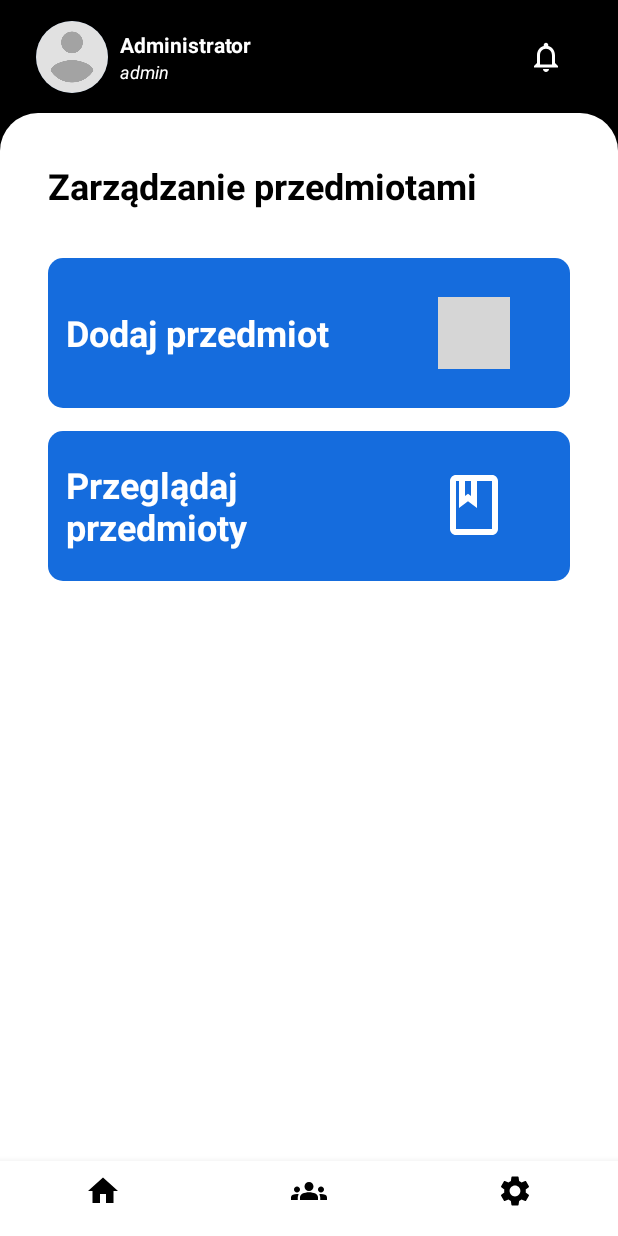
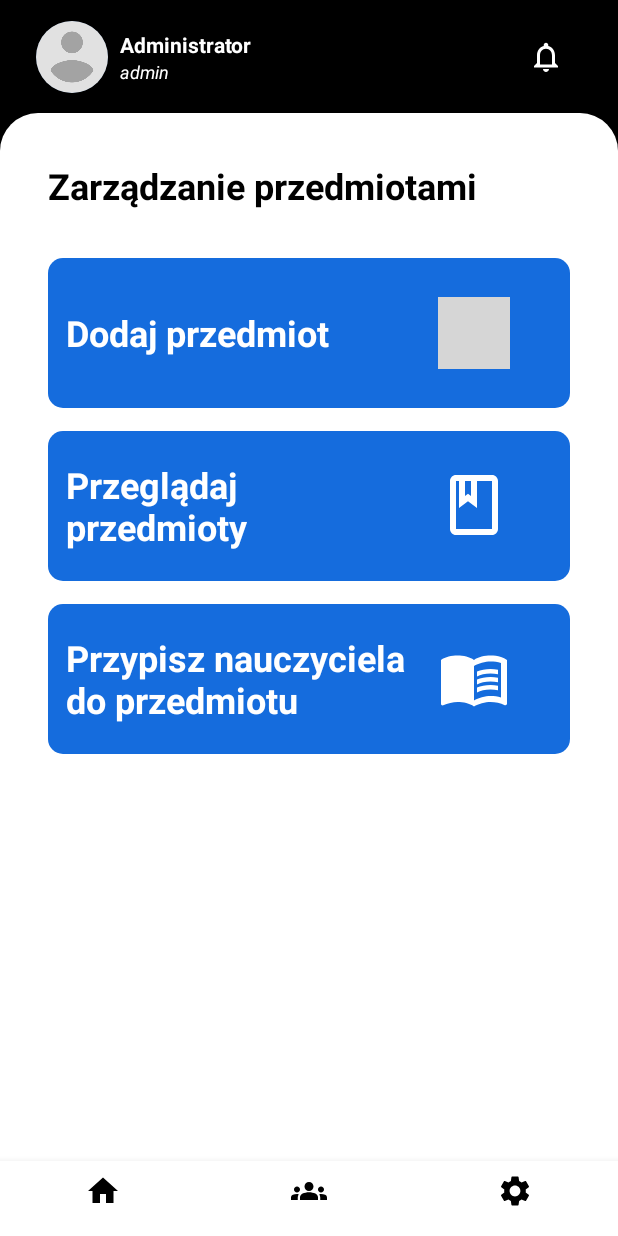
Before and after one commit to jakubbonczyk/MemoriesppAndroid, an Android app: the fragment AdminClassesFragment placed in its activity, on a phone screen of 412 x 824 dp. Run offline under Robolectric (Android 15) with nearby library versions, the light colour scheme and no system bars; grey boxes are pictures that could not be loaded.

Commit message:
Delivered new functionality which is ability to define new groups and new solution for assigning teacher to class

```diff
--- a/android/app/src/main/java/com/example/memoriespp/AdminClassesFragment.java
+++ b/android/app/src/main/java/com/example/memoriespp/AdminClassesFragment.java
@@ -33,6 +33,15 @@ public class AdminClassesFragment extends Fragment {
                     .commit();
         });
 
+        ImageButton assignTeacherToClassButton = rootView.findViewById(R.id.assignTeacherToClassButton);
+        assignTeacherToClassButton.setOnClickListener(view -> {
+            AssignTeacherToClassFragment assignTeacherToClassFragment = new AssignTeacherToClassFragment();
+            getActivity().getSupportFragmentManager().beginTransaction()
+                    .replace(R.id.container, assignTeacherToClassFragment)
+                    .addToBackStack(null)
+                    .commit();
+        });
+
         return rootView;
     }
 
--- a/android/app/src/main/java/network/GroupApi.java
+++ b/android/app/src/main/java/network/GroupApi.java
@@ -7,6 +7,7 @@ import retrofit2.Call;
 import retrofit2.http.Body;
 import retrofit2.http.GET;
 import retrofit2.http.POST;
+import retrofit2.http.Path;
 
 public interface GroupApi {
     @POST("/api/groups")
@@ -14,4 +15,7 @@ public interface GroupApi {
 
     @GET("/api/groups")
     Call<List<GroupResponse>> getAllGroups();
+
+    @GET("/api/groups/{id}/teachers")
+    Call<List<UserResponse>> getTeachersByGroup(@Path("id") int groupId);
 }
--- /dev/null
+++ b/android/app/src/main/res/drawable/baseline_menu_book_24.xml
@@ -0,0 +1,11 @@
+<vector xmlns:android="http://schemas.android.com/apk/res/android" android:autoMirrored="true" android:height="24dp" android:tint="#FFFFFF" android:viewportHeight="24" android:viewportWidth="24" android:width="24dp">
+
+    <path android:fillColor="@android:color/white" android:pathData="M21,5c-1.11,-0.35 -2.33,-0.5 -3.5,-0.5c-1.95,0 -4.05,0.4 -5.5,1.5c-1.45,-1.1 -3.55,-1.5 -5.5,-1.5S2.45,4.9 1,6v14.65c0,0.25 0.25,0.5 0.5,0.5c0.1,0 0.15,-0.05 0.25,-0.05C3.1,20.45 5.05,20 6.5,20c1.95,0 4.05,0.4 5.5,1.5c1.35,-0.85 3.8,-1.5 5.5,-1.5c1.65,0 3.35,0.3 4.75,1.05c0.1,0.05 0.15,0.05 0.25,0.05c0.25,0 0.5,-0.25 0.5,-0.5V6C22.4,5.55 21.75,5.25 21,5zM21,18.5c-1.1,-0.35 -2.3,-0.5 -3.5,-0.5c-1.7,0 -4.15,0.65 -5.5,1.5V8c1.35,-0.85 3.8,-1.5 5.5,-1.5c1.2,0 2.4,0.15 3.5,0.5V18.5z"/>
+
+    <path android:fillColor="@android:color/white" android:pathData="M17.5,10.5c0.88,0 1.73,0.09 2.5,0.26V9.24C19.21,9.09 18.36,9 17.5,9c-1.7,0 -3.24,0.29 -4.5,0.83v1.66C14.13,10.85 15.7,10.5 17.5,10.5z"/>
+
+    <path android:fillColor="@android:color/white" android:pathData="M13,12.49v1.66c1.13,-0.64 2.7,-0.99 4.5,-0.99c0.88,0 1.73,0.09 2.5,0.26V11.9c-0.79,-0.15 -1.64,-0.24 -2.5,-0.24C15.8,11.66 14.26,11.96 13,12.49z"/>
+
+    <path android:fillColor="@android:color/white" android:pathData="M17.5,14.33c-1.7,0 -3.24,0.29 -4.5,0.83v1.66c1.13,-0.64 2.7,-0.99 4.5,-0.99c0.88,0 1.73,0.09 2.5,0.26v-1.52C19.21,14.41 18.36,14.33 17.5,14.33z"/>
+
+</vector>
--- a/android/app/src/main/res/layout/fragment_admin_classes.xml
+++ b/android/app/src/main/res/layout/fragment_admin_classes.xml
@@ -122,6 +122,46 @@
                         android:src="@drawable/outline_book_24" />
                 </LinearLayout>
             </FrameLayout>
+
+            <FrameLayout
+                android:layout_width="match_parent"
+                android:layout_height="100dp"
+                android:layout_marginBottom="15dp">
+
+                <ImageButton
+                    android:id="@+id/assignTeacherToClassButton"
+                    android:layout_width="match_parent"
+                    android:layout_height="100dp"
+                    android:background="@drawable/background_lesson" />
+
+                <LinearLayout
+                    android:layout_width="match_parent"
+                    android:layout_height="wrap_content"
+                    android:layout_gravity="center|start"
+                    android:layout_marginLeft="12dp"
+                    android:orientation="horizontal">
+
+                    <TextView
+                        android:id="@+id/assignTeacherToClassText"
+                        android:layout_width="240dp"
+                        android:layout_height="wrap_content"
+                        android:layout_gravity="center|start"
+                        android:text="@string/assignTeacherToClass"
+                        android:textColor="@color/white"
+                        android:textSize="24sp"
+                        android:textStyle="bold" />
+
+
+                    <ImageView
+                        android:id="@+id/imageView7"
+                        android:layout_width="48dp"
+                        android:layout_height="48dp"
+                        android:layout_gravity="center"
+                        android:layout_marginLeft="8dp"
+                        android:gravity="end"
+                        android:src="@drawable/baseline_menu_book_24" />
+                </LinearLayout>
+            </FrameLayout>
         </LinearLayout>
     </ScrollView>
 
```
Also changed, not shown: android/app/src/main/java/com/example/memoriespp/AssignTeacherToClassFragment.java (added, +142 -0 lines), android/app/src/main/java/network/UserResponse.java (added, +40 -0 lines), android/app/src/main/res/layout/fragment_assign_teacher_to_class.xml (added, +113 -0 lines), android/app/src/main/res/layout/fragment_define_new_class.xml (+1 -18 lines), android/app/src/main/res/layout/item_teacher_class.xml (added, +20 -0 lines), android/app/src/main/res/values/strings.xml (+5 -3 lines), 1 other file.
